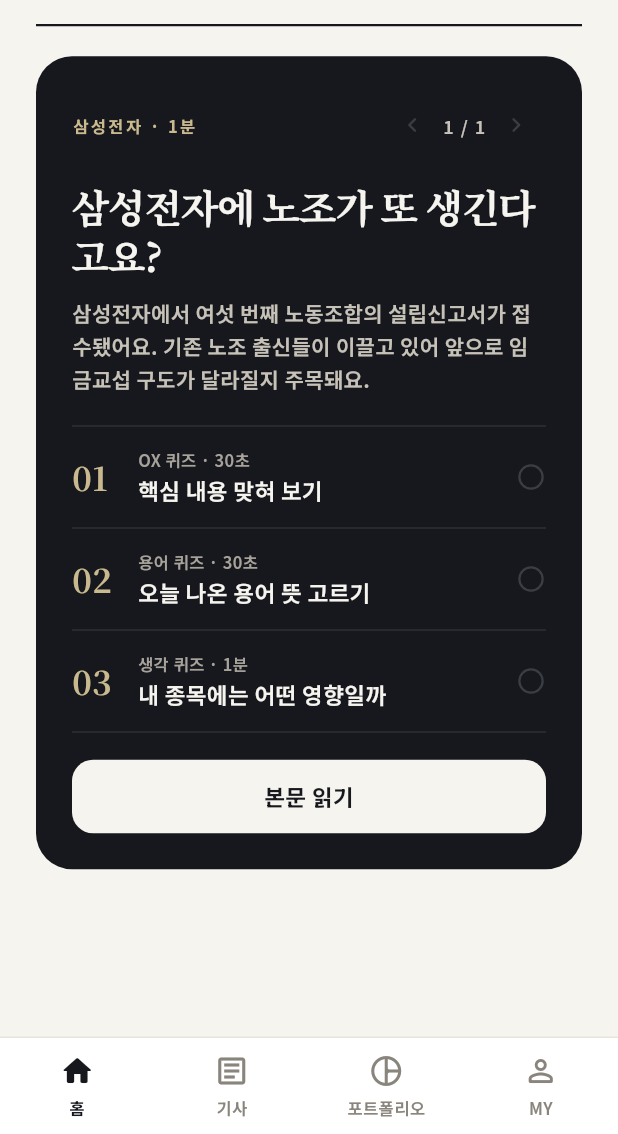
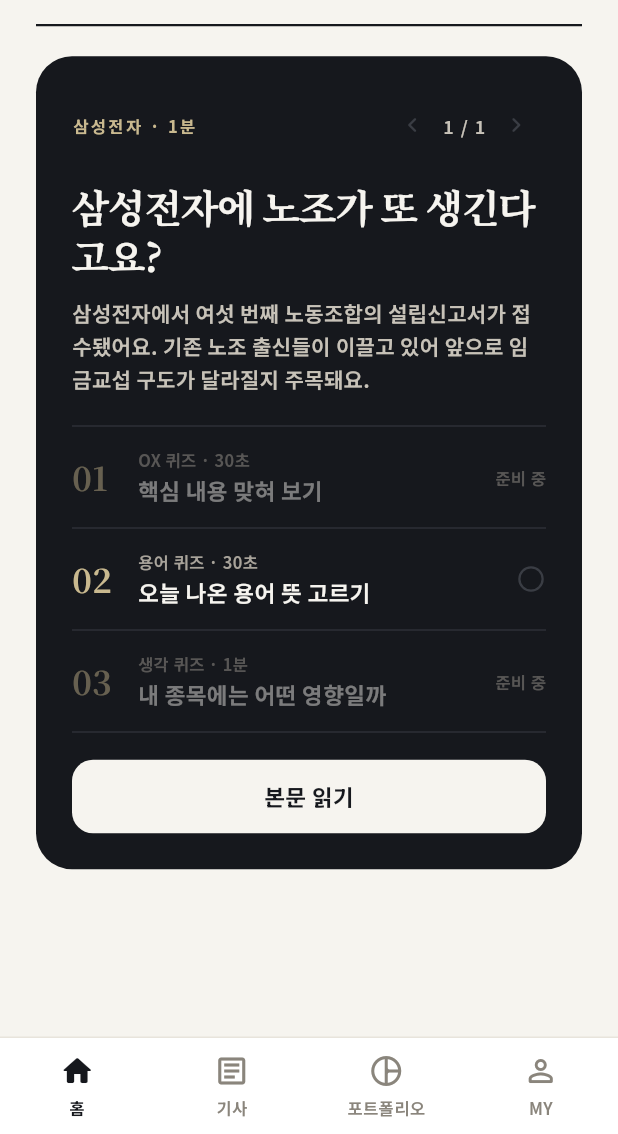
Before and after one commit to Oneul-Economy/Oneul-Economy, a Flutter app: the screen it shows after launch, on a phone screen of 412 x 824 dp, the part 102-1236 px from its top. Run offline on Flutter 3.47's test engine with Material 3 defaults, Android fonts, the phone set to English and light mode, and no system bars; project files that could hold a hidden picture were left out.

Commit message:
feat/app: OX·생각 퀴즈 행 흐리게 및 준비 중 표시

```diff
--- a/Frontend/lib/widgets/news_card.dart
+++ b/Frontend/lib/widgets/news_card.dart
@@ -96,6 +96,7 @@ class NewsCard extends StatelessWidget {
                 number: i + 1,
                 label: _quizzes[i].label,
                 title: _quizzes[i].title,
+                isComingSoon: i != 1, // 0(OX), 2(생각)은 준비 중, 1(용어)만 활성
                 onTap: () => onQuizTap?.call(i),
               ),
             const SizedBox(height: 18),
@@ -188,19 +189,21 @@ class _Pager extends StatelessWidget {
   }
 }
 
-/// 카드 안 퀴즈 한 줄: `01 | 라벨 / 제목 | 빈 원` (Figma 01~03 행 스타일).
+/// 카드 안 퀴즈 한 줄: `01 | 라벨 / 제목 | 빈 원(또는 준비 중)` (Figma 01~03 행 스타일).
 class _QuizRow extends StatelessWidget {
   const _QuizRow({
     required this.number,
     required this.label,
     required this.title,
     required this.onTap,
+    this.isComingSoon = false,
   });
 
   final int number;
   final String label;
   final String title;
   final VoidCallback onTap;
+  final bool isComingSoon;
 
   @override
   Widget build(BuildContext context) {
@@ -211,6 +214,8 @@ class _QuizRow extends StatelessWidget {
         decoration: const BoxDecoration(
           border: Border(bottom: BorderSide(color: AppColors.inkDivider)),
         ),
+        child: Opacity(
+          opacity: isComingSoon ? 0.45 : 1.0,
           child: Row(
             children: [
               SizedBox(
@@ -254,6 +259,17 @@ class _QuizRow extends StatelessWidget {
                 ),
               ),
               const SizedBox(width: 14),
+              if (isComingSoon)
+                Text(
+                  '준비 중',
+                  style: TextStyle(
+                    fontFamily: AppFonts.sans,
+                    color: AppColors.onInkSubtle,
+                    fontSize: 11,
+                    fontWeight: FontWeight.w600,
+                  ),
+                )
+              else
                 // Figma 빈 원 아이콘: 20×20 안에 지름 17, 선 두께 1.5
                 SizedBox.square(
                   dimension: 20,
@@ -271,6 +287,7 @@ class _QuizRow extends StatelessWidget {
             ],
           ),
         ),
+      ),
     );
   }
 }
```
Lines whose indentation alone changed are shown as unchanged.
